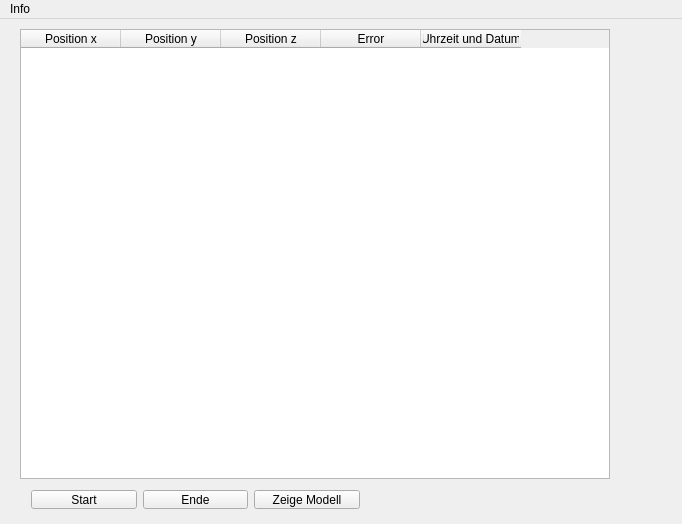
First picture: the form in Client/mainwindow.ui, repository ElectroStar/ETechnikProjekt, before the edit.
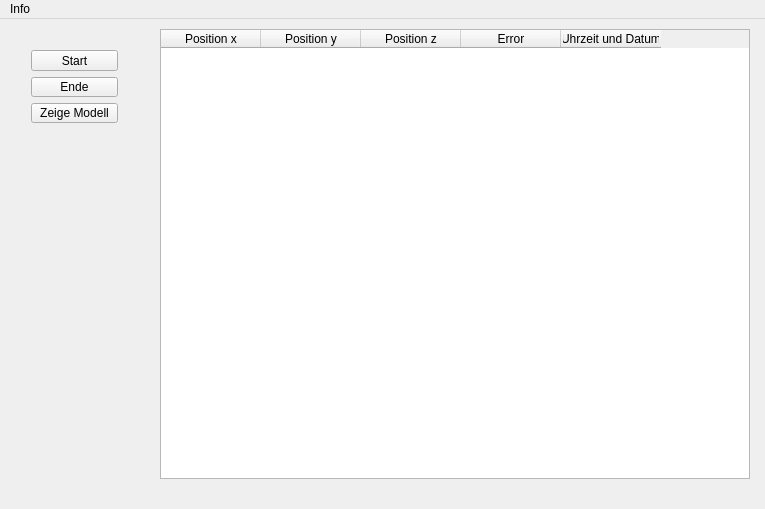
Second picture: the form after the edit. Icons and pictures are not drawn.

The edit to the form file:
```diff
--- a/Client/mainwindow.ui
+++ b/Client/mainwindow.ui
@@ -6,8 +6,8 @@
    <rect>
     <x>0</x>
     <y>0</y>
-    <width>682</width>
-    <height>524</height>
+    <width>765</width>
+    <height>509</height>
    </rect>
   </property>
   <property name="windowTitle">
@@ -35,12 +35,12 @@
     <property name="geometry">
      <rect>
       <x>20</x>
-      <y>460</y>
-      <width>351</width>
-      <height>41</height>
+      <y>20</y>
+      <width>109</width>
+      <height>95</height>
      </rect>
     </property>
-    <layout class="QHBoxLayout" name="horizontalLayout">
+    <layout class="QVBoxLayout" name="verticalLayout">
      <item>
       <widget class="QPushButton" name="cmd_start">
        <property name="text">
@@ -67,7 +67,7 @@
    <widget class="QTableWidget" name="tableWidget">
     <property name="geometry">
      <rect>
-      <x>20</x>
+      <x>160</x>
       <y>10</y>
       <width>590</width>
       <height>450</height>
@@ -117,7 +117,7 @@
     <rect>
      <x>0</x>
      <y>0</y>
-     <width>682</width>
+     <width>765</width>
      <height>25</height>
     </rect>
    </property>
```
Left out of the diff: 5 changed lines with no effect on the pictures.
